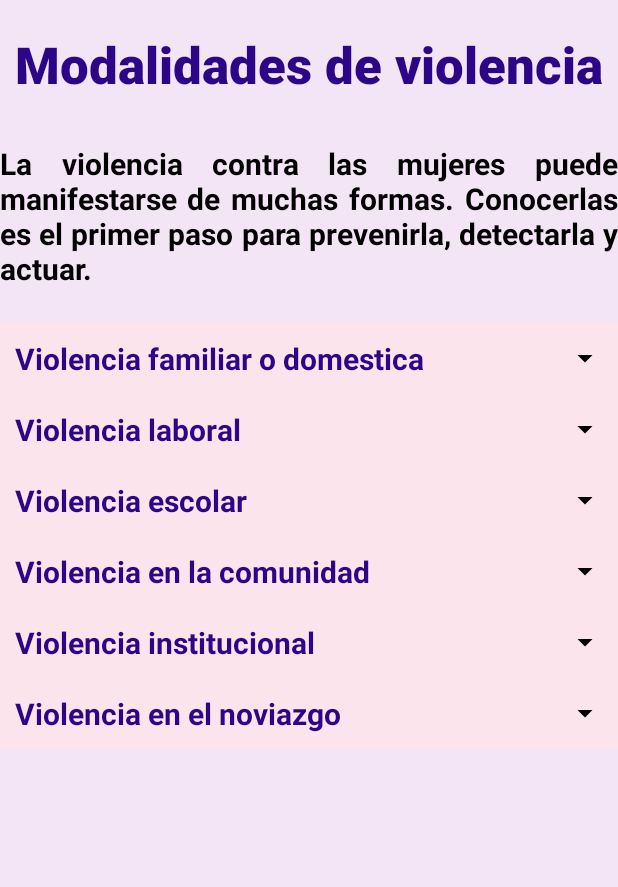
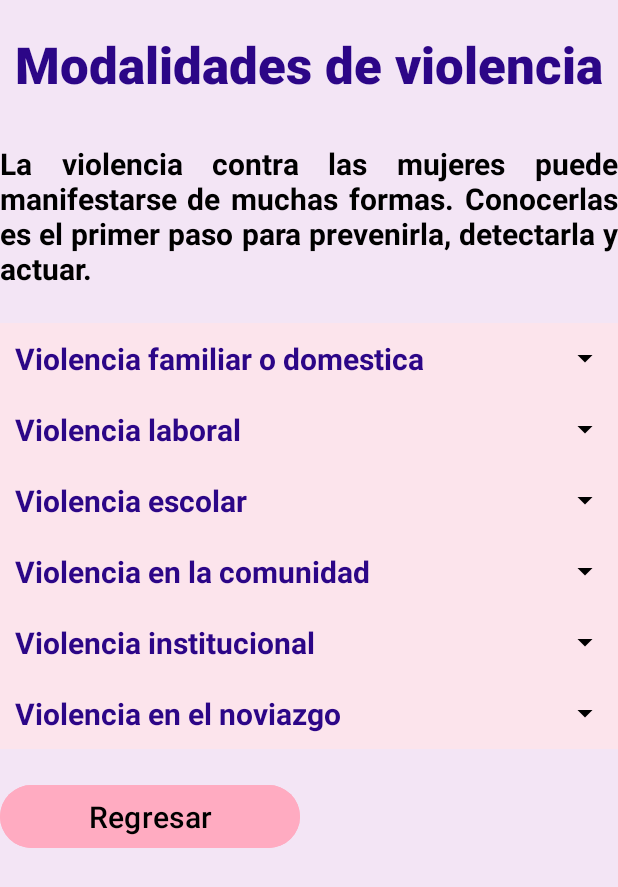
Before and after one commit to DanyMtz29/Alert_app, an Android app: the modalidadesActivity screen opened directly, with no data from a screen before it, on a phone screen of 412 x 824 dp. Shown: the top 887 px of the screen. Run offline under Robolectric (Android 15) with nearby library versions, the phone set to English and light mode, and no system bars.

Commit message:
D-UI's-Information: modalidades activity/ button back added

```diff
--- a/app/src/main/java/com/example/alert_app/modalidadesActivity.java
+++ b/app/src/main/java/com/example/alert_app/modalidadesActivity.java
@@ -1,5 +1,6 @@
 package com.example.alert_app;
 
+import android.content.Intent;
 import android.os.Bundle;
 import android.view.View;
 import android.widget.ImageView;
@@ -51,4 +52,10 @@ public class modalidadesActivity extends AppCompatActivity {
             }
         });
     }
+
+    public void back_modalidades(View v){
+        Intent i =new Intent(modalidadesActivity.this, informationActivity.class);
+        startActivity(i);
+        this.finish();
+    }
 }
--- a/app/src/main/res/layout/activity_modalidades.xml
+++ b/app/src/main/res/layout/activity_modalidades.xml
@@ -289,10 +289,19 @@
 
         <!--Fin de la etiqueta de modalidad noviazgo-->
 
-        <View
-            android:id="@+id/viewSeparacionUltma"
-            android:layout_width="match_parent"
-            android:layout_height="30dp"/>
+
+        <Button
+            android:id="@+id/botonRegresar"
+            android:layout_marginTop="20dp"
+            android:layout_marginBottom="20dp"
+            android:layout_width="200dp"
+            android:layout_height="50dp"
+            android:text="@string/button_back"
+            android:textSize="20sp"
+            android:textColor="@color/black"
+            android:backgroundTint="@color/rosaPastelMedio"
+            android:onClick="back_modalidades"
+            />
 
     </LinearLayout>
 </ScrollView>
```
